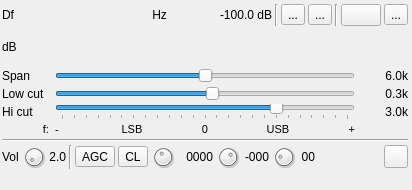
First picture: the form in plugins/channelrx/demodfreedv/freedvdemodgui.ui, repository f4exb/sdrangel, before the edit.
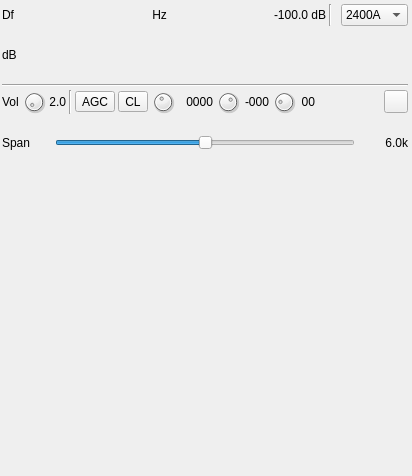
Second picture: the form after the edit. Icons and pictures are not drawn. Custom widgets are drawn as their Qt base class.

Commit message: FreeDV demodulator: removed useless parameters

Diff of the .ui file:
```diff
--- a/plugins/channelrx/demodfreedv/freedvdemodgui.ui
+++ b/plugins/channelrx/demodfreedv/freedvdemodgui.ui
@@ -7,7 +7,7 @@
     <x>0</x>
     <y>0</y>
     <width>412</width>
-    <height>190</height>
+    <height>476</height>
    </rect>
   </property>
   <property name="sizePolicy">
@@ -168,80 +168,35 @@
        </widget>
       </item>
       <item>
-       <layout class="QHBoxLayout" name="audioOptionsLayout">
+       <layout class="QHBoxLayout" name="freeDVOptionsLayout">
+        <property name="leftMargin">
+         <number>6</number>
+        </property>
         <item>
-         <widget class="QToolButton" name="audioBinaural">
+         <widget class="QComboBox" name="freeDVMode">
           <property name="toolTip">
            <string>Toggle btw Mono and Binaural I/Q audio</string>
           </property>
-          <property name="text">
-           <string>...</string>
-          </property>
-          <property name="icon">
-           <iconset resource="../../../sdrgui/resources/res.qrc">
-            <normaloff>:/mono.png</normaloff>
-            <normalon>:/stereo.png</normalon>:/mono.png</iconset>
-          </property>
-          <property name="checkable">
-           <bool>true</bool>
-          </property>
-         </widget>
-        </item>
-        <item>
-         <widget class="QToolButton" name="audioFlipChannels">
-          <property name="toolTip">
-           <string>Flip left/right audio channels</string>
-          </property>
-          <property name="text">
-           <string>...</string>
-          </property>
-          <property name="icon">
-           <iconset resource="../../../sdrgui/resources/res.qrc">
-            <normaloff>:/flip_lr.png</normaloff>
-            <normalon>:/flip_rl.png</normalon>:/flip_lr.png</iconset>
-          </property>
-          <property name="checkable">
-           <bool>true</bool>
-          </property>
-         </widget>
-        </item>
-        <item>
-         <widget class="Line" name="line_4">
-          <property name="orientation">
-           <enum>Qt::Vertical</enum>
-          </property>
-         </widget>
-        </item>
-        <item>
-         <widget class="QPushButton" name="flipSidebands">
-          <property name="toolTip">
-           <string>Flip sideband in SSB mode (LSB-&gt;USB or USB-&gt;LSB)</string>
-          </property>
-          <property name="text">
-           <string/>
-          </property>
-          <property name="icon">
-           <iconset resource="../../../sdrgui/resources/res.qrc">
-            <normaloff>:/flip_sidebands.png</normaloff>:/flip_sidebands.png</iconset>
-          </property>
-         </widget>
-        </item>
-        <item>
-         <widget class="QToolButton" name="dsb">
-          <property name="toolTip">
-           <string>DSB/SSB toggle</string>
-          </property>
-          <property name="text">
-           <string>...</string>
-          </property>
-          <property name="icon">
-           <iconset resource="../../../sdrgui/resources/res.qrc">
-            <normaloff>:/usb.png</normaloff>
-            <normalon>:/dsb.png</normalon>:/usb.png</iconset>
-          </property>
-          <property name="checkable">
-           <bool>true</bool>
-          </property>
+          <item>
+           <property name="text">
+            <string>2400A</string>
+           </property>
+          </item>
+          <item>
+           <property name="text">
+            <string>1600</string>
+           </property>
+          </item>
+          <item>
+           <property name="text">
+            <string>800XA</string>
+           </property>
+          </item>
+          <item>
+           <property name="text">
+            <string>700D</string>
+           </property>
+          </item>
          </widget>
         </item>
        </layout>
@@ -260,7 +215,7 @@
       <item>
        <widget class="LevelMeterSignalDB" name="channelPowerMeter" native="true">
         <property name="sizePolicy">
-         <sizepolicy hsizetype="Expanding" vsizetype="MinimumExpanding">
+         <sizepolicy hsizetype="MinimumExpanding" vsizetype="Preferred">
           <horstretch>0</horstretch>
           <verstretch>0</verstretch>
          </sizepolicy>
@@ -281,377 +236,6 @@
       </item>
      </layout>
     </item>
-    <item>
-     <layout class="QHBoxLayout" name="spanLayout">
-      <item>
-       <widget class="QLabel" name="spanLabel">
-        <property name="minimumSize">
-         <size>
-          <width>50</width>
-          <height>0</height>
-         </size>
-        </property>
-        <property name="maximumSize">
-         <size>
-          <width>50</width>
-          <height>16777215</height>
-         </size>
-        </property>
-        <property name="text">
-         <string>Span</string>
-        </property>
-       </widget>
-      </item>
-      <item>
-       <widget class="QSlider" name="spanLog2">
-        <property name="toolTip">
-         <string>Demod frequency span</string>
-        </property>
-        <property name="minimum">
-         <number>0</number>
-        </property>
-        <property name="maximum">
-         <number>4</number>
-        </property>
-        <property name="pageStep">
-         <number>1</number>
-        </property>
-        <property name="value">
-         <number>2</number>
-        </property>
-        <property name="sliderPosition">
-         <number>2</number>
-        </property>
-        <property name="orientation">
-         <enum>Qt::Horizontal</enum>
-        </property>
-       </widget>
-      </item>
-      <item>
-       <widget class="QLabel" name="spanText">
-        <property name="minimumSize">
-         <size>
-          <width>50</width>
-          <height>0</height>
-         </size>
-        </property>
-        <property name="maximumSize">
-         <size>
-          <width>50</width>
-          <height>16777215</height>
-         </size>
-        </property>
-        <property name="text">
-         <string>6.0k</string>
-        </property>
-        <property name="alignment">
-         <set>Qt::AlignRight|Qt::AlignTrailing|Qt::AlignVCenter</set>
-        </property>
-       </widget>
-      </item>
-     </layout>
-    </item>
-    <item>
-     <layout class="QHBoxLayout" name="lowCutLayout">
-      <item>
-       <widget class="QLabel" name="lowCutLabel">
-        <property name="minimumSize">
-         <size>
-          <width>50</width>
-          <height>0</height>
-         </size>
-        </property>
-        <property name="maximumSize">
-         <size>
-          <width>50</width>
-          <height>16777215</height>
-         </size>
-        </property>
-        <property name="text">
-         <string>Low cut</string>
-        </property>
-       </widget>
-      </item>
-      <item>
-       <widget class="TickedSlider" name="lowCut">
-        <property name="maximumSize">
-         <size>
-          <width>16777215</width>
-          <height>16</height>
-         </size>
-        </property>
-        <property name="toolTip">
-         <string>Highpass filter cutoff frequency (SSB)</string>
-        </property>
-        <property name="minimum">
-         <number>-60</number>
-        </property>
-        <property name="maximum">
-         <number>60</number>
-        </property>
-        <property name="pageStep">
-         <number>1</number>
-        </property>
-        <property name="value">
-         <number>3</number>
-        </property>
-        <property name="orientation">
-         <enum>Qt::Horizontal</enum>
-        </property>
-        <property name="invertedAppearance">
-         <bool>false</bool>
-        </property>
-        <property name="tickPosition">
-         <enum>QSlider::NoTicks</enum>
-        </property>
-        <property name="tickInterval">
-         <number>5</number>
-        </property>
-       </widget>
-      </item>
-      <item>
-       <widget class="QLabel" name="lowCutText">
-        <property name="minimumSize">
-         <size>
-          <width>50</width>
-          <height>0</height>
-         </size>
-        </property>
-        <property name="maximumSize">
-         <size>
-          <width>50</width>
-          <height>16777215</height>
-         </size>
-        </property>
-        <property name="text">
-         <string>0.3k</string>
-        </property>
-        <property name="alignment">
-         <set>Qt::AlignRight|Qt::AlignTrailing|Qt::AlignVCenter</set>
-        </property>
-       </widget>
-      </item>
-     </layout>
-    </item>
-    <item>
-     <layout class="QHBoxLayout" name="bqndwidthLayout">
-      <item>
-       <widget class="QLabel" name="BWLabel">
-        <property name="minimumSize">
-         <size>
-          <width>50</width>
-          <height>0</height>
-         </size>
-        </property>
-        <property name="maximumSize">
-         <size>
-          <width>50</width>
-          <height>16777215</height>
-         </size>
-        </property>
-        <property name="text">
-         <string>Hi cut</string>
-        </property>
-       </widget>
-      </item>
-      <item>
-       <widget class="TickedSlider" name="BW">
-        <property name="maximumSize">
-         <size>
-          <width>16777215</width>
-          <height>16</height>
-         </size>
-        </property>
-        <property name="toolTip">
-         <string>Lowpass filter cutoff frequency</string>
-        </property>
-        <property name="minimum">
-         <number>-60</number>
-        </property>
-        <property name="maximum">
-         <number>60</number>
-        </property>
-        <property name="pageStep">
-         <number>1</number>
-        </property>
-        <property name="value">
-         <number>30</number>
-        </property>
-        <property name="orientation">
-         <enum>Qt::Horizontal</enum>
-        </property>
-        <property name="tickPosition">
-         <enum>QSlider::TicksBelow</enum>
-        </property>
-        <property name="tickInterval">
-         <number>5</number>
-        </property>
-       </widget>
-      </item>
-      <item>
-       <widget class="QLabel" name="BWText">
-        <property name="minimumSize">
-         <size>
-          <width>50</width>
-          <height>0</height>
-         </size>
-        </property>
-        <property name="maximumSize">
-         <size>
-          <width>50</width>
-          <height>16777215</height>
-         </size>
-        </property>
-        <property name="text">
-         <string>3.0k</string>
-        </property>
-        <property name="alignment">
-         <set>Qt::AlignRight|Qt::AlignTrailing|Qt::AlignVCenter</set>
-        </property>
-       </widget>
-      </item>
-     </layout>
-    </item>
-    <item>
-     <layout class="QHBoxLayout" name="scaleLayout">
-      <item>
-       <widget class="QLabel" name="scalePadLeft">
-        <property name="minimumSize">
-         <size>
-          <width>50</width>
-          <height>0</height>
-         </size>
-        </property>
-        <property name="maximumSize">
-         <size>
-          <width>50</width>
-          <height>10</height>
-         </size>
-        </property>
-        <property name="font">
-         <font>
-          <pointsize>8</pointsize>
-         </font>
-        </property>
-        <property name="text">
-         <string>f: </string>
-        </property>
-        <property name="alignment">
-         <set>Qt::AlignRight|Qt::AlignTrailing|Qt::AlignVCenter</set>
-        </property>
-       </widget>
-      </item>
-      <item>
-       <widget class="QLabel" name="scaleMinus">
-        <property name="maximumSize">
-         <size>
-          <width>10</width>
-          <height>10</height>
-         </size>
-        </property>
-        <property name="font">
-         <font>
-          <pointsize>8</pointsize>
-         </font>
-        </property>
-        <property name="text">
-         <string>-</string>
-        </property>
-       </widget>
-      </item>
-      <item>
-       <widget class="QLabel" name="lsbLabel">
-        <property name="font">
-         <font>
-          <pointsize>8</pointsize>
-         </font>
-        </property>
-        <property name="text">
-         <string>LSB</string>
-        </property>
-        <property name="alignment">
-         <set>Qt::AlignCenter</set>
-        </property>
-       </widget>
-      </item>
-      <item>
-       <widget class="QLabel" name="scaleCenter">
-        <property name="maximumSize">
-         <size>
-          <width>12</width>
-          <height>10</height>
-         </size>
-        </property>
-        <property name="font">
-         <font>
-          <pointsize>8</pointsize>
-         </font>
-        </property>
-        <property name="text">
-         <string>0</string>
-        </property>
-        <property name="alignment">
-         <set>Qt::AlignCenter</set>
-        </property>
-       </widget>
-      </item>
-      <item>
-       <widget class="QLabel" name="usbLabel">
-        <property name="font">
-         <font>
-          <pointsize>8</pointsize>
-         </font>
-        </property>
-        <property name="text">
-         <string>USB</string>
-        </property>
-        <property name="alignment">
-         <set>Qt::AlignCenter</set>
-        </property>
-       </widget>
-      </item>
-      <item>
-       <widget class="QLabel" name="scalePlus">
-        <property name="maximumSize">
-         <size>
-          <width>10</width>
-          <height>10</height>
-         </size>
-        </property>
-        <property name="font">
-         <font>
-          <pointsize>8</pointsize>
-         </font>
-        </property>
-        <property name="text">
-         <string>+</string>
-        </property>
-        <property name="alignment">
-         <set>Qt::AlignRight|Qt::AlignTrailing|Qt::AlignVCenter</set>
-        </property>
-       </widget>
-      </item>
-      <item>
-       <widget class="QLabel" name="scalePadRight">
-        <property name="minimumSize">
-         <size>
-          <width>50</width>
-          <height>0</height>
-         </size>
-        </property>
-        <property name="maximumSize">
-         <size>
-          <width>50</width>
-          <height>10</height>
-         </size>
-        </property>
-        <property name="text">
-         <string/>
-        </property>
-       </widget>
-      </item>
-     </layout>
-    </item>
     <item>
      <widget class="Line" name="line_3">
       <property name="orientation">
@@ -898,6 +482,76 @@
       </item>
      </layout>
     </item>
+    <item>
+     <layout class="QHBoxLayout" name="spanLayout">
+      <item>
+       <widget class="QLabel" name="spanLabel">
+        <property name="minimumSize">
+         <size>
+          <width>50</width>
+          <height>0</height>
+         </size>
+        </property>
+        <property name="maximumSize">
+         <size>
+          <width>50</width>
+          <height>16777215</height>
+         </size>
+        </property>
+        <property name="text">
+         <string>Span</string>
+        </property>
+       </widget>
+      </item>
+      <item>
+       <widget class="QSlider" name="spanLog2">
+        <property name="toolTip">
+         <string>Demod frequency span</string>
+        </property>
+        <property name="minimum">
+         <number>0</number>
+        </property>
+        <property name="maximum">
+         <number>4</number>
+        </property>
+        <property name="pageStep">
+         <number>1</number>
+        </property>
+        <property name="value">
+         <number>2</number>
+        </property>
+        <property name="sliderPosition">
+         <number>2</number>
+        </property>
+        <property name="orientation">
+         <enum>Qt::Horizontal</enum>
+        </property>
+       </widget>
+      </item>
+      <item>
+       <widget class="QLabel" name="spanText">
+        <property name="minimumSize">
+         <size>
+          <width>50</width>
+          <height>0</height>
+         </size>
+        </property>
+        <property name="maximumSize">
+         <size>
+          <width>50</width>
+          <height>16777215</height>
+         </size>
+        </property>
+        <property name="text">
+         <string>6.0k</string>
+        </property>
+        <property name="alignment">
+         <set>Qt::AlignRight|Qt::AlignTrailing|Qt::AlignVCenter</set>
+        </property>
+       </widget>
+      </item>
+     </layout>
+    </item>
    </layout>
   </widget>
   <widget class="QWidget" name="spectrumContainer" native="true">
@@ -986,11 +640,6 @@
    <extends>QToolButton</extends>
    <header>gui/buttonswitch.h</header>
   </customwidget>
-  <customwidget>
-   <class>TickedSlider</class>
-   <extends>QSlider</extends>
-   <header>gui/tickedslider.h</header>
-  </customwidget>
  </customwidgets>
  <resources>
   <include location="../../../sdrgui/resources/res.qrc"/>
```
Left out of the diff: 4 changed lines with no effect on the pictures. The commit also changes 7 other files.
